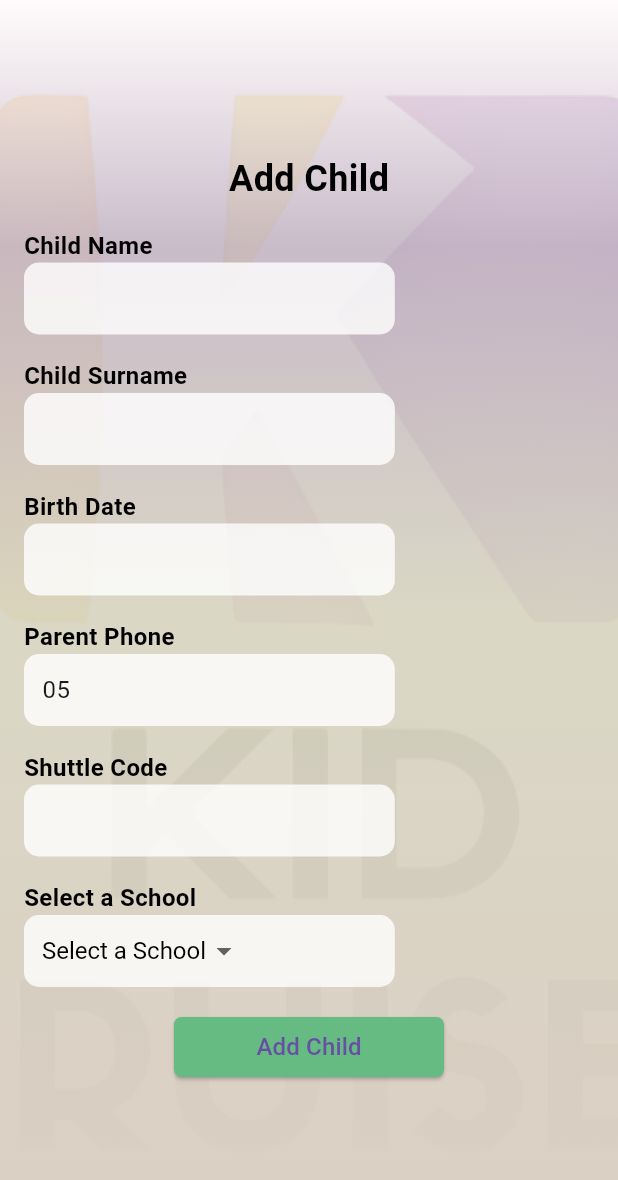
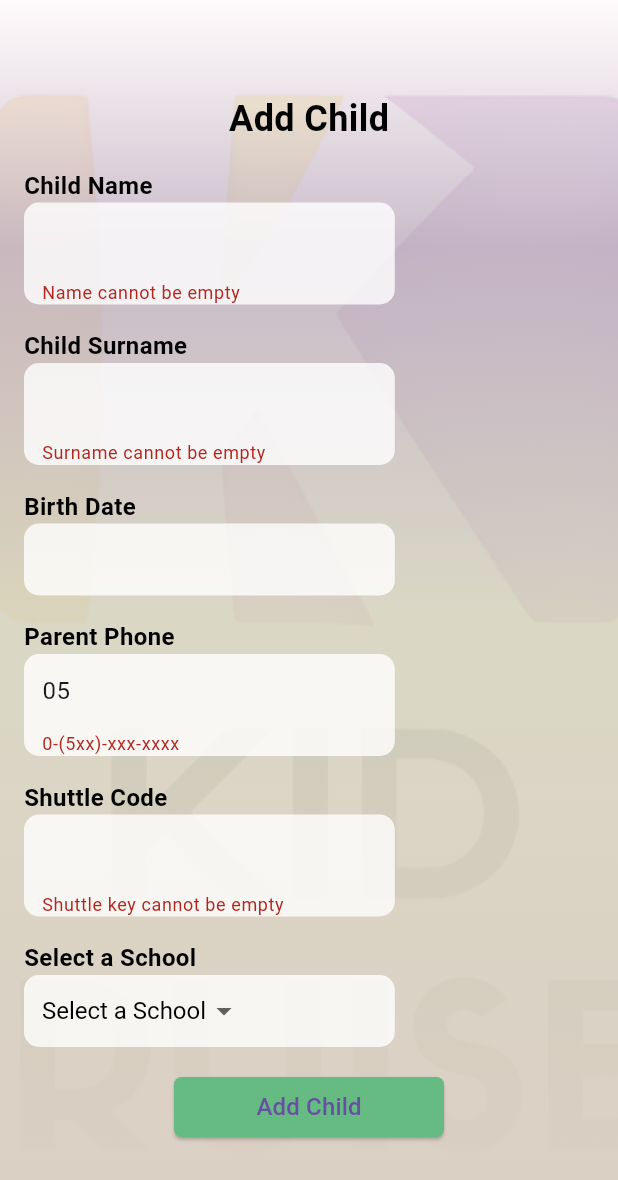
Before and after one commit to ethemsvg/shuttle-app, a Flutter app: the AddChildPage screen opened directly, after a tap on "Add Child", on a phone screen of 412 x 824 dp. Shown: the top 1180 px of the screen. Run offline on Flutter 3.47's test engine with Material 3 defaults, Android fonts, the phone set to English and light mode, and no system bars; our stand-ins replace cloud_firestore, firebase_auth, firebase_core; accounts and stored records are empty.

Commit message:
input labels resized and error message edited.

```diff
--- a/lib/Controller/Abstract/AbstractController.dart
+++ b/lib/Controller/Abstract/AbstractController.dart
@@ -26,7 +26,7 @@ abstract class AbstractController{
       return 'Phone number cannot be empty';
     }
     if (!RegExp(r'^05\d{9}$').hasMatch(value)) {
-      return 'Phone number must start with 05 and be 11 digits long';
+      return '0-(5xx)-xxx-xxxx';
     }
     return null;
   }
@@ -45,7 +45,7 @@ abstract class AbstractController{
       return 'Password cannot be empty';
     }
     if (!RegExp(r'^(?=.*[a-z])(?=.*[A-Z])(?=.*\d).{8,}$').hasMatch(value)) {
-      return 'Password must be at least 8 characters long and contain at least one uppercase letter, one lowercase letter, and one digit';
+      return 'At least one lowercase, one \nuppercase letter and one number is required';
     }
     return null;
   }
--- a/lib/Controller/Concretes/Parent/ParentController.dart
+++ b/lib/Controller/Concretes/Parent/ParentController.dart
@@ -11,8 +11,9 @@ class ParentController extends AbstractController {
   static Parent parent = Parent();
   Children children = Children();
 
-  Future<bool> logIn(InputController inputController, FormState formState) async {
-    if(formState.validate()){
+  Future<bool> logIn(
+      InputController inputController, FormState formState) async {
+    if (formState.validate()) {
       var phoneNumber = inputController.phoneNumberController.text;
       var password = inputController.passwordController.text;
 
@@ -54,11 +55,11 @@ class ParentController extends AbstractController {
     }
   }
 
-  Future<bool> register(InputController inputController, FormState formState) async {
-    if (formState.validate())
-    {
-      if (await checkExistForRegister( inputController.phoneNumberController.text))
-      {
+  Future<bool> register(
+      InputController inputController, FormState formState) async {
+    if (formState.validate()) {
+      if (await checkExistForRegister(
+          inputController.phoneNumberController.text)) {
         // Get the values from the text field controllers
         parent.name = inputController.nameController.text;
         parent.surname = inputController.surnameController.text;
@@ -72,9 +73,7 @@ class ParentController extends AbstractController {
           'password': parent.password,
           'childList': parent.childList,
         });
-      }
-      else
-      {
+      } else {
         print("NUMBER IS BEING USED BY ANOTHER USER");
         return false;
       }
@@ -101,8 +100,9 @@ class ParentController extends AbstractController {
     }
   }
 
-  Future<bool> addChild(
-      InputController inputController, String? selectedSchool) async {
+  Future<bool> addChild(InputController inputController, String? selectedSchool,
+      FormState formState) async {
+    if (formState.validate()) {
       try {
         myFirebase.querySnapshot = await FirebaseFirestore.instance
             .collection('Shuttle')
@@ -133,6 +133,8 @@ class ParentController extends AbstractController {
       }
 
       return true;
+    }
+    return false;
   }
 
   Future<void> addChildToDB(
@@ -190,10 +192,12 @@ class ParentController extends AbstractController {
   Future<List<Children>> getChildren() async {
     List<Children> childrenList = [];
 
-    List<dynamic> childKeys = parent.childList; // parent.childList, parent nesnesinden alınan verilerdir
+    List<dynamic> childKeys = parent
+        .childList; // parent.childList, parent nesnesinden alınan verilerdir
 
     for (var element in childKeys) {
-      myFirebase.querySnapshot = await FirebaseFirestore.instance.collection('Children')
+      myFirebase.querySnapshot = await FirebaseFirestore.instance
+          .collection('Children')
           .where('key', isEqualTo: element)
           .get();
 
@@ -217,5 +221,4 @@ class ParentController extends AbstractController {
 
     return childrenList;
   }
-
 }
--- a/lib/Pages/Parent/AddChildPage.dart
+++ b/lib/Pages/Parent/AddChildPage.dart
@@ -14,6 +14,7 @@ class _AddChildPage extends State<AddChildPage> {
   InputController inputController = InputController();
   SchoolController schoolController = SchoolController();
   List<DropdownMenuItem<String>> dropdownMenuItems = [];
+  final GlobalKey<FormState> _formKey = GlobalKey<FormState>();
 
   @override
   void initState() {
@@ -73,6 +74,8 @@ class _AddChildPage extends State<AddChildPage> {
           Center(
             child: SingleChildScrollView(
               padding: const EdgeInsets.all(16.0),
+              child: Form(
+                key: _formKey,
                 child: Column(
                   mainAxisAlignment: MainAxisAlignment.center,
                   crossAxisAlignment: CrossAxisAlignment.start, // Bu satır eklenmiştir
@@ -92,30 +95,50 @@ class _AddChildPage extends State<AddChildPage> {
                     buildInputLabel("Child Name"),
                     buildInputField(
                       controller: inputController.nameController,
+                      validator: parentController.validateName
+
                     ),
                     SizedBox(height: 16.0),
                     buildInputLabel("Child Surname"),
                     buildInputField(
                       controller: inputController.surnameController,
+                        validator: parentController.validateSurname
                     ),
                     SizedBox(height: 16.0),
                     buildInputLabel("Birth Date"),
-                  buildInputField(
+                      Container(
+                      width: MediaQuery.of(context).size.width * 0.6, // Yatay uzunluğu buradan kontrol edebilirsiniz
+                      padding: EdgeInsets.symmetric(horizontal: 12.0),
+                      decoration: ShapeDecoration(
+                      color: Colors.white.withOpacity(0.8),
+                      shape: RoundedRectangleBorder(
+                      borderRadius: BorderRadius.circular(10),
+                      ),
+                      ),
+                      child:
+                      TextField(
                       controller: inputController.birthDateController,
+                      decoration: InputDecoration(
+                      border: InputBorder.none,
+                      ),
+                      textAlign: TextAlign.start,
+                      ),
                       ),
                     SizedBox(height: 16.0),
                     buildInputLabel("Parent Phone"),
                     buildInputField(
                       controller: inputController.phoneNumberController,
+                        validator: parentController.validatePhoneNumber
                     ),
                     SizedBox(height: 16.0),
                     buildInputLabel("Shuttle Code"),
                     buildInputField(
                       controller: inputController.shuttleCodeController,
+                        validator: parentController.validateShuttleKey
                     ),
                     SizedBox(height: 16.0),
                     buildInputLabel("Select a School"),
-                  buildInputField(
+                    buildInputField_(
                       controller: null,
                       child: DropdownButton<String>(
                         value: selectedSchool,
@@ -136,7 +159,7 @@ class _AddChildPage extends State<AddChildPage> {
                     buildElevatedButton(
                       onPressed: () async {
                         if (await parentController.addChild(
-                          inputController, selectedSchool)) {
+                            inputController, selectedSchool,_formKey.currentState!)) {
                           print("SUCCESS!");
                         } else {
                           print("Error");
@@ -145,6 +168,7 @@ class _AddChildPage extends State<AddChildPage> {
                       label: "Add Child",
                     ),
                   ],
+                ),
               ),
             ),
           ),
@@ -166,6 +190,39 @@ class _AddChildPage extends State<AddChildPage> {
   }
 
   Widget buildInputField({
+
+    required TextEditingController controller,
+    String? Function(String?)? validator, // Adding validator parameter
+    TextInputType keyboardType = TextInputType.text,
+    bool obscureText = false,
+    String hintText = "",
+    Widget? suffixIcon,
+  }) {
+    return Container(
+      width: MediaQuery.of(context).size.width * 0.6,
+      padding: EdgeInsets.symmetric(horizontal: 12.0),
+      decoration: ShapeDecoration(
+        color: Colors.white.withOpacity(0.8),
+        shape: RoundedRectangleBorder(
+          borderRadius: BorderRadius.circular(10),
+        ),
+      ),
+      child: TextFormField(
+        controller: controller,
+        decoration: InputDecoration(
+          hintText: hintText, // Optional: placeholder text
+          border: InputBorder.none,
+          suffixIcon: suffixIcon, // Optional: add a suffix icon if needed
+        ),
+        textAlign: TextAlign.start,
+        obscureText: obscureText, // Optional: for password fields
+        keyboardType: keyboardType, // Optional: to specify input type
+        validator: validator, // Attach the validator function
+      ),
+    );
+  }
+
+  Widget buildInputField_({
     required TextEditingController? controller,
     Widget? child,
   }) {
@@ -188,6 +245,7 @@ class _AddChildPage extends State<AddChildPage> {
           ),
     );
   }
+
 
   Widget buildElevatedButton({
     required VoidCallback onPressed,
```
Also changed, not shown: lib/Pages/LogIn/HostessLoginPage.dart (+10 -3 lines), lib/Pages/LogIn/ParentLoginPage.dart (+15 -10 lines), lib/Pages/Parent/ParentBase.dart (+14 -3 lines), lib/Pages/Register/HostessRegisterPage.dart (+18 -4 lines), lib/Pages/Register/ParentRegisterPage.dart (+15 -2 lines). Lines whose indentation alone changed are shown as unchanged.
